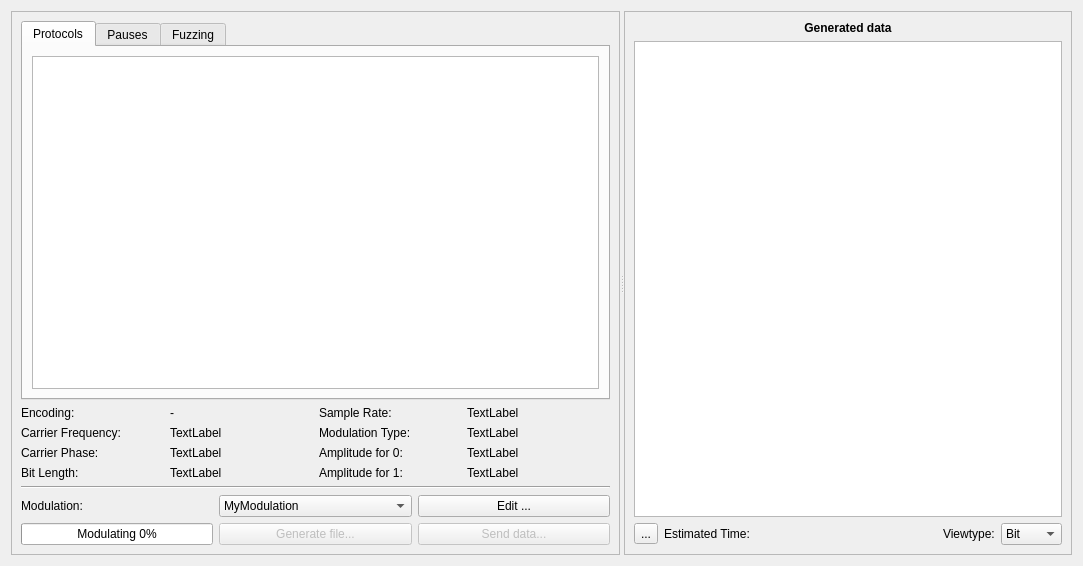
jopohl/urh, file ui/generator.ui: the form before one commit.
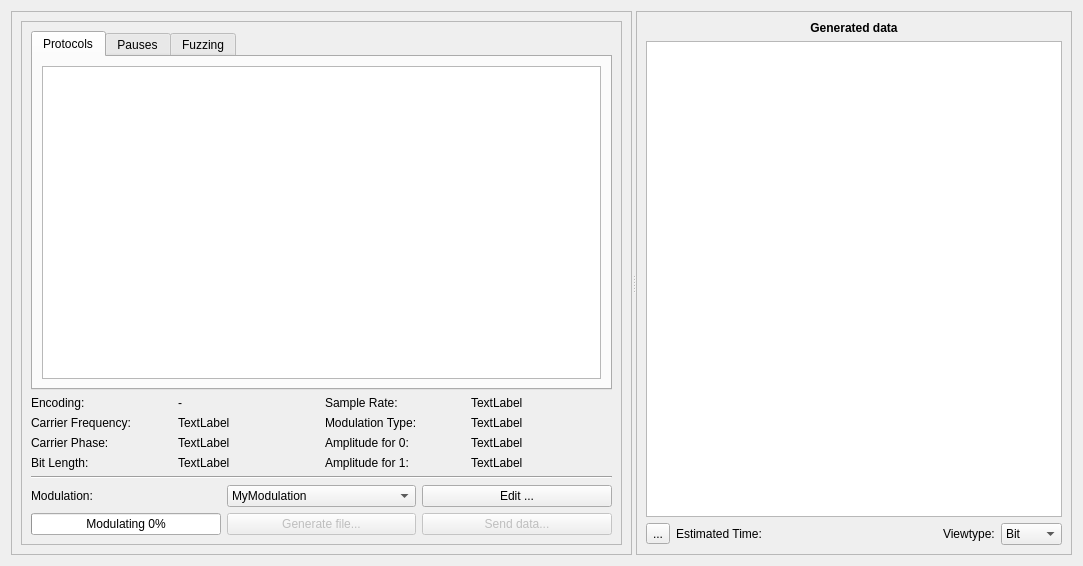
The form after the commit. Icons and pictures are not drawn. Custom widgets are drawn as their Qt base class.

Commit message: scroll areas rocks

The edit to the form file:
```diff
--- a/ui/generator.ui
+++ b/ui/generator.ui
@@ -28,6 +28,21 @@
       </property>
       <layout class="QVBoxLayout" name="verticalLayout">
        <item>
+        <widget class="QScrollArea" name="scrollArea">
+         <property name="widgetResizable">
+          <bool>true</bool>
+         </property>
+         <widget class="QWidget" name="scrollAreaWidgetContents">
+          <property name="geometry">
+           <rect>
+            <x>0</x>
+            <y>0</y>
+            <width>588</width>
+            <height>526</height>
+           </rect>
+          </property>
+          <layout class="QVBoxLayout" name="verticalLayout_3">
+           <item>
         <widget class="QTabWidget" name="tabWidget">
          <property name="sizePolicy">
           <sizepolicy hsizetype="Expanding" vsizetype="Expanding">
@@ -361,6 +376,10 @@
           </widget>
          </item>
         </layout>
+           </item>
+          </layout>
+         </widget>
+        </widget>
        </item>
       </layout>
      </widget>
```
Lines whose indentation alone changed are shown as unchanged. The commit also changes 3 other files.
